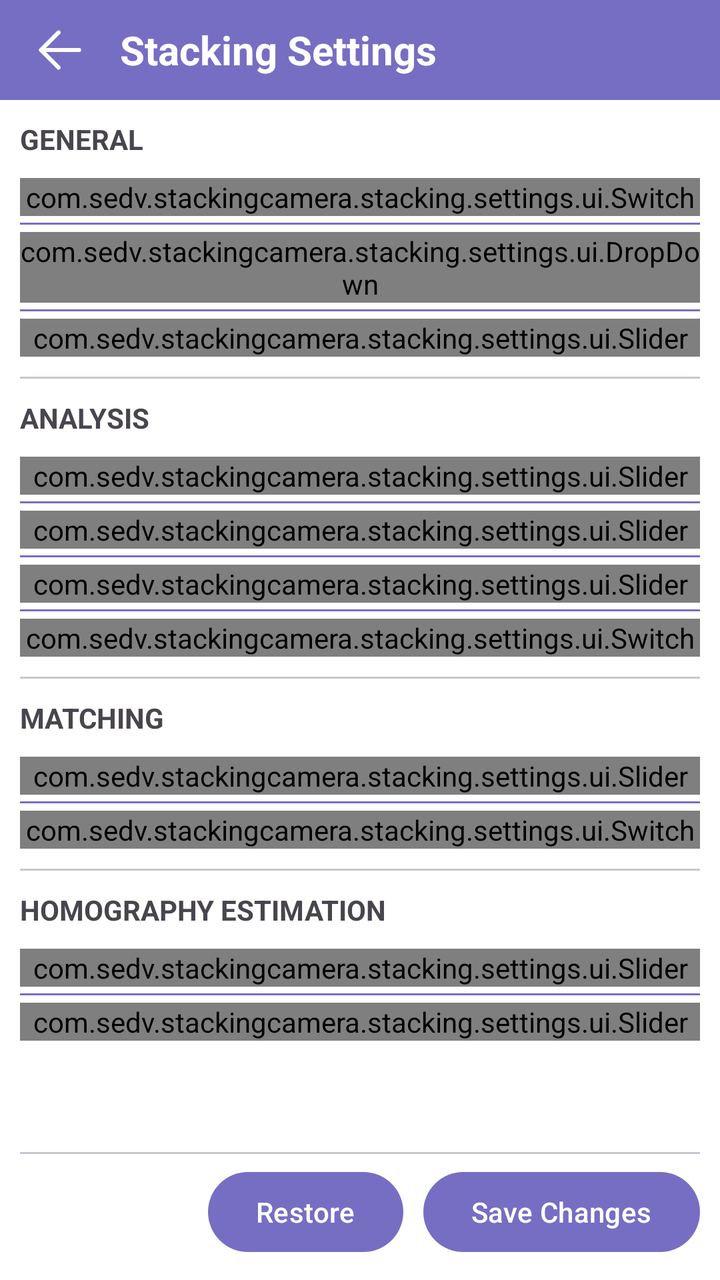
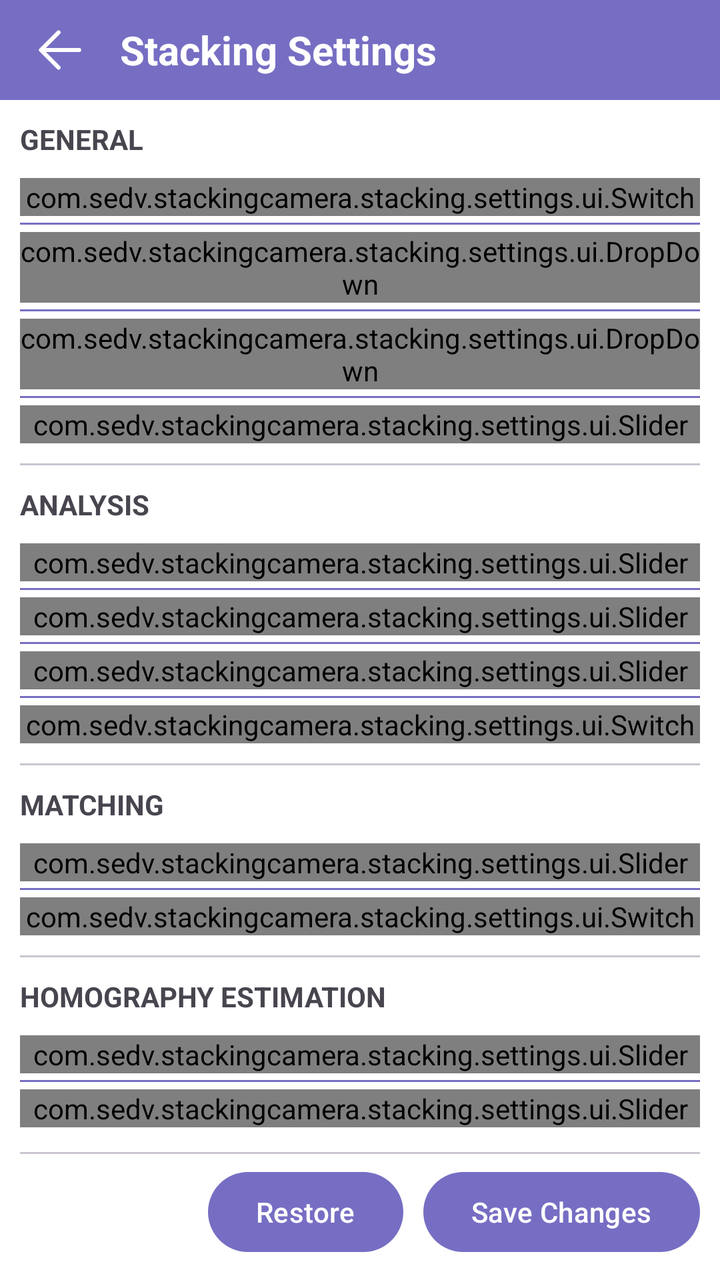

Before-and-after screenshots of an Android layout around one commit, followed by the original layout XML and the change that was made.
<!-- AndroidManifest.xml: activity theme Base.Theme.Stacking -->
<!-- res/layout/activity_stacking_settings.xml -->
<?xml version="1.0" encoding="utf-8"?>
<androidx.constraintlayout.widget.ConstraintLayout xmlns:android="http://schemas.android.com/apk/res/android"
    xmlns:app="http://schemas.android.com/apk/res-auto"
    xmlns:tools="http://schemas.android.com/tools"
    android:id="@+id/main"
    android:layout_width="match_parent"
    android:layout_height="match_parent"
    tools:context=".stacking.settings.StackingSettingsActivity">

    <androidx.constraintlayout.widget.ConstraintLayout
        android:id="@+id/top_container"
        android:layout_width="match_parent"
        android:layout_height="@dimen/nav_panel_height"
        app:layout_constraintTop_toTopOf="parent"
        android:background="?attr/colorPrimary"
        android:paddingHorizontal="@dimen/nav_panel_padding">

        <LinearLayout
            android:layout_width="wrap_content"
            android:layout_height="match_parent"
            android:orientation="horizontal"
            app:layout_constraintStart_toStartOf="parent"
            android:gravity="center">
            <androidx.appcompat.widget.AppCompatImageButton
                android:id="@+id/nav_back_button"
                android:layout_width="@dimen/round_block_size_extended"
                android:layout_height="@dimen/round_block_size_extended"
                android:background="@drawable/round_block_primary"
                android:src="@drawable/icon_nav_back_btn"
                android:layout_marginRight="@dimen/nav_panel_padding"/>

            <TextView
                android:layout_width="wrap_content"
                android:layout_height="match_parent"
                app:layout_constraintStart_toStartOf="parent"
                android:textColor="@color/white"
                android:gravity="center"
                android:textSize="@dimen/nav_title_size"
                android:textStyle="bold"
                android:text="Stacking Settings"/>
        </LinearLayout>

    </androidx.constraintlayout.widget.ConstraintLayout>

    <ScrollView
        android:layout_width="match_parent"
        android:layout_height="0dp"
        app:layout_constraintTop_toBottomOf="@id/top_container"
        app:layout_constraintBottom_toTopOf="@id/bottom_buttons">
        <LinearLayout
            android:layout_width="match_parent"
            android:layout_height="wrap_content"
            android:orientation="vertical"
            android:padding="@dimen/padding_normal">
            <TextView
                android:layout_width="wrap_content"
                android:layout_height="wrap_content"
                android:text="GENERAL"
                android:textStyle="bold"
                android:layout_marginBottom="@dimen/big_margin"/>

            <LinearLayout
                android:layout_width="match_parent"
                android:layout_height="wrap_content"
                android:orientation="vertical"
                android:showDividers="middle"
                android:divider="@drawable/vertical_divider">
                <com.sedv.stackingcamera.stacking.settings.ui.Switch
                    android:id="@+id/use_16_bit_data"
                    android:layout_width="match_parent"
                    android:layout_height="wrap_content"
                    app:titleText="Use higher data accuracy"
                    app:descriptionText="Using 16-bit format instead of 8-bit avoids data loss when decoding images, but consumes more device memory"/>

                <com.sedv.stackingcamera.stacking.settings.ui.DropDown
                    android:id="@+id/color_space"
                    android:layout_width="match_parent"
                    android:layout_height="wrap_content"
                    app:titleText="Color Space"
                    app:descriptionText="Specifies the color space that all images will be processed in. Note that the resulting image is always saved with the sRGB color space"/>

                <com.sedv.stackingcamera.stacking.settings.ui.Slider
                    android:id="@+id/number_of_tiles"
                    android:layout_width="match_parent"
                    android:layout_height="wrap_content"
                    app:titleText="Number of tiles"
                    app:descriptionText="Determines the number of tiles into which the image will be divided to ensure an even distribution of keypoints and descriptor matches"/>
            </LinearLayout>

            <com.google.android.material.divider.MaterialDivider
                android:layout_width="wrap_content"
                android:layout_height="wrap_content"
                android:layout_marginVertical="@dimen/big_margin"/>

            <TextView
                android:layout_width="wrap_content"
                android:layout_height="wrap_content"
                android:text="ANALYSIS"
                android:textStyle="bold"
                android:layout_marginBottom="@dimen/big_margin"/>

            <LinearLayout
                android:layout_width="match_parent"
                android:layout_height="wrap_content"
                android:orientation="vertical"
                android:showDividers="middle"
                android:divider="@drawable/vertical_divider">
                <com.sedv.stackingcamera.stacking.settings.ui.Slider
                    android:id="@+id/max_keypoints"
                    android:layout_width="match_parent"
                    android:layout_height="wrap_content"
                    app:titleText="Maximum number of keypoints"
                    app:descriptionText="Sets the threshold up to which the best keypoints will be selected. The actual value may be slightly higher than the threshold, depending on the number of tiles"/>
                <com.sedv.stackingcamera.stacking.settings.ui.Slider
                    android:id="@+id/fast_threshold"
                    android:layout_width="match_parent"
                    android:layout_height="wrap_content"
                    app:titleText="FAST threshold"
                    app:descriptionText="Determines the sensitivity threshold of the FAST detector. As the value decreases, the sensitivity increases"/>
                <com.sedv.stackingcamera.stacking.settings.ui.Slider
                    android:id="@+id/m_brisk_pattern_scale_factor"
                    android:layout_width="match_parent"
                    android:layout_height="wrap_content"
                    app:titleText="M-BRISK pattern scale factor"
                    app:descriptionText="Larger values increase the accuracy of descriptor computation in the absence of obvious contrast details around key points, but may reduce the overall quality of point orientation computation and descriptor vector formation"/>
                <com.sedv.stackingcamera.stacking.settings.ui.Switch
                    android:id="@+id/save_keypoints"
                    android:layout_width="match_parent"
                    android:layout_height="wrap_content"
                    app:titleText="Save keypoints"
                    app:descriptionText="Draws detected key points for each image and saves to device"/>

            </LinearLayout>

            <com.google.android.material.divider.MaterialDivider
                android:layout_width="wrap_content"
                android:layout_height="wrap_content"
                android:layout_marginVertical="@dimen/big_margin"/>

            <TextView
                android:layout_width="wrap_content"
                android:layout_height="wrap_content"
                android:text="MATCHING"
                android:textStyle="bold"
                android:layout_marginBottom="@dimen/big_margin"/>

            <LinearLayout
                android:layout_width="match_parent"
                android:layout_height="wrap_content"
                android:orientation="vertical"
                android:showDividers="middle"
                android:divider="@drawable/vertical_divider">
                <com.sedv.stackingcamera.stacking.settings.ui.Slider
                    android:id="@+id/max_matches"
                    android:layout_width="match_parent"
                    android:layout_height="wrap_content"
                    app:titleText="Maximum number of matches"
                    app:descriptionText="Sets the threshold up to which the best matches will be selected. The actual value may be slightly higher than the threshold, depending on the number of tiles"/>
                <com.sedv.stackingcamera.stacking.settings.ui.Switch
                    android:id="@+id/save_matches"
                    android:layout_width="match_parent"
                    android:layout_height="wrap_content"
                    app:titleText="Save matches"
                    app:descriptionText="Draws found matches between each image and reference one and saves them to device"/>
            </LinearLayout>

            <com.google.android.material.divider.MaterialDivider
                android:layout_width="wrap_content"
                android:layout_height="wrap_content"
                android:layout_marginVertical="@dimen/big_margin"/>

            <TextView
                android:layout_width="wrap_content"
                android:layout_height="wrap_content"
                android:text="HOMOGRAPHY ESTIMATION"
                android:textStyle="bold"
                android:layout_marginBottom="@dimen/big_margin"/>

            <LinearLayout
                android:layout_width="match_parent"
                android:layout_height="wrap_content"
                android:orientation="vertical"
                android:showDividers="middle"
                android:divider="@drawable/vertical_divider">
                <com.sedv.stackingcamera.stacking.settings.ui.Slider
                    android:id="@+id/ransac_threshold"
                    android:layout_width="match_parent"
                    android:layout_height="wrap_content"
                    app:titleText="RANSAC threshold"
                    app:descriptionText="Defines the threshold for acceptable error in matching. A high value may yield better results if matches are of generally low quality"/>
                <com.sedv.stackingcamera.stacking.settings.ui.Slider
                    android:id="@+id/ransac_iterations"
                    android:layout_width="match_parent"
                    android:layout_height="wrap_content"
                    app:titleText="RANSAC iterations"
                    app:descriptionText="Sets the number of iterations when estimating homography matrices. A large value increases the probability of a better result, but slows down the execution time"/>
            </LinearLayout>


        </LinearLayout>
    </ScrollView>

    <LinearLayout
        android:id="@+id/bottom_buttons"
        android:layout_width="match_parent"
        android:layout_height="wrap_content"
        app:layout_constraintBottom_toBottomOf="parent"
        android:paddingLeft="@dimen/padding_normal"
        android:paddingRight="@dimen/padding_normal"
        android:paddingBottom="@dimen/padding_normal"
        android:orientation="vertical">
        <com.google.android.material.divider.MaterialDivider
            android:layout_width="wrap_content"
            android:layout_height="wrap_content"
            android:layout_marginBottom="@dimen/medium_margin"/>
        <LinearLayout
            android:layout_width="match_parent"
            android:layout_height="wrap_content"
            android:orientation="horizontal"
            android:gravity="end">
            <com.google.android.material.button.MaterialButton
                android:id="@+id/restore_button"
                android:layout_width="wrap_content"
                android:layout_height="wrap_content"
                android:text="Restore"/>
            <com.google.android.material.button.MaterialButton
                android:id="@+id/save_button"
                android:layout_width="wrap_content"
                android:layout_height="wrap_content"
                android:text="Save Changes"
                android:layout_marginLeft="@dimen/big_margin" />
        </LinearLayout>

    </LinearLayout>

</androidx.constraintlayout.widget.ConstraintLayout>
<!-- resources referenced by this layout -->
<resources>
  <color name="white">#FFFFFFFF</color>
  <dimen name="big_margin">10dp</dimen>
  <dimen name="medium_margin">5dp</dimen>
  <dimen name="nav_panel_height">50dp</dimen>
  <dimen name="nav_panel_padding">10dp</dimen>
  <dimen name="nav_title_size">20dp</dimen>
  <dimen name="padding_normal">10dp</dimen>
  <dimen name="round_block_size_extended">40dp</dimen>
  <!-- drawable icon_nav_back_btn (drawable) -->
  <?xml version="1.0" encoding="utf-8"?>
  <vector xmlns:android="http://schemas.android.com/apk/res/android"
      android:width="@dimen/regular_icon_size"
      android:height="@dimen/regular_icon_size"
      android:viewportWidth="16"
      android:viewportHeight="16">
  
      <path
          android:pathData="M 1.9555168,8.0000005
  H 14.933326
  
  M 7.4666408,14.400016 1.0666258,8.0000005 7.4666408,1.5999844"
          android:strokeColor="@color/white"
          android:strokeWidth="1.5"
          android:strokeLineCap="round"
          android:strokeLineJoin="round"/>
  
  </vector>
  <!-- drawable round_block_primary (drawable) -->
  <?xml version="1.0" encoding="utf-8"?>
  <shape xmlns:android="http://schemas.android.com/apk/res/android"
      android:shape="rectangle">
      <corners android:radius="50dp"/>
      <solid android:color="?attr/colorPrimary"/>
  </shape>
  <!-- drawable vertical_divider (drawable) -->
  <?xml version="1.0" encoding="utf-8"?>
  <layer-list xmlns:android="http://schemas.android.com/apk/res/android">
      <item>
          <shape>
              <size
                  android:height="8dp" />
          </shape>
      </item>
      <item android:gravity="center_vertical">
          <shape>
              <size
                  android:height="1dp" />
              <solid android:color="?attr/colorPrimary"/>
          </shape>
      </item>
  </layer-list>
  <style name="Base.Theme.Stacking" parent="Theme.Material3.DayNight.NoActionBar">
          
          <item name="colorPrimary">@color/primary</item>
          <item name="colorOnPrimary">@color/primary_text</item>
          <item name="colorSecondary">@color/secondary</item>
          <item name="android:windowBackground">@color/white</item>
      </style>
  <dimen name="regular_icon_size">22dp</dimen>
  <color name="primary">#766EC3</color>
  <color name="primary_text">#FFFFFF</color>
  <color name="secondary">#4C4C6F</color>
</resources>

<!-- the commit's change to res/layout/activity_stacking_settings.xml (unified diff, before → after) -->
@@ -71,6 +71,13 @@
                     android:layout_height="wrap_content"
                     app:titleText="Use higher data accuracy"
                     app:descriptionText="Using 16-bit format instead of 8-bit avoids data loss when decoding images, but consumes more device memory"/>
+
+                <com.sedv.stackingcamera.stacking.settings.ui.DropDown
+                    android:id="@+id/stacking_method"
+                    android:layout_width="match_parent"
+                    android:layout_height="wrap_content"
+                    app:titleText="Stacking Method"
+                    app:descriptionText="Specifies the the method of stacking images, which may affect execution time and output image. Note that this setting does not affect image alignment"/>
 
                 <com.sedv.stackingcamera.stacking.settings.ui.DropDown
                     android:id="@+id/color_space"
